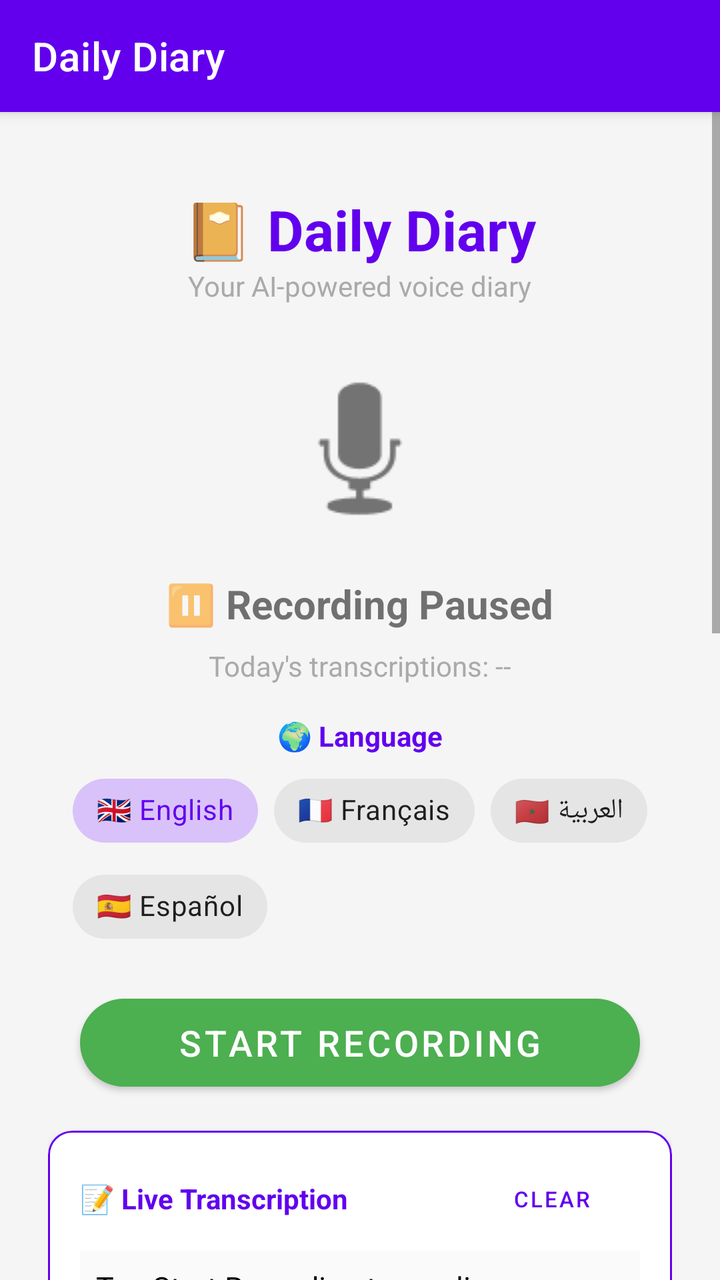
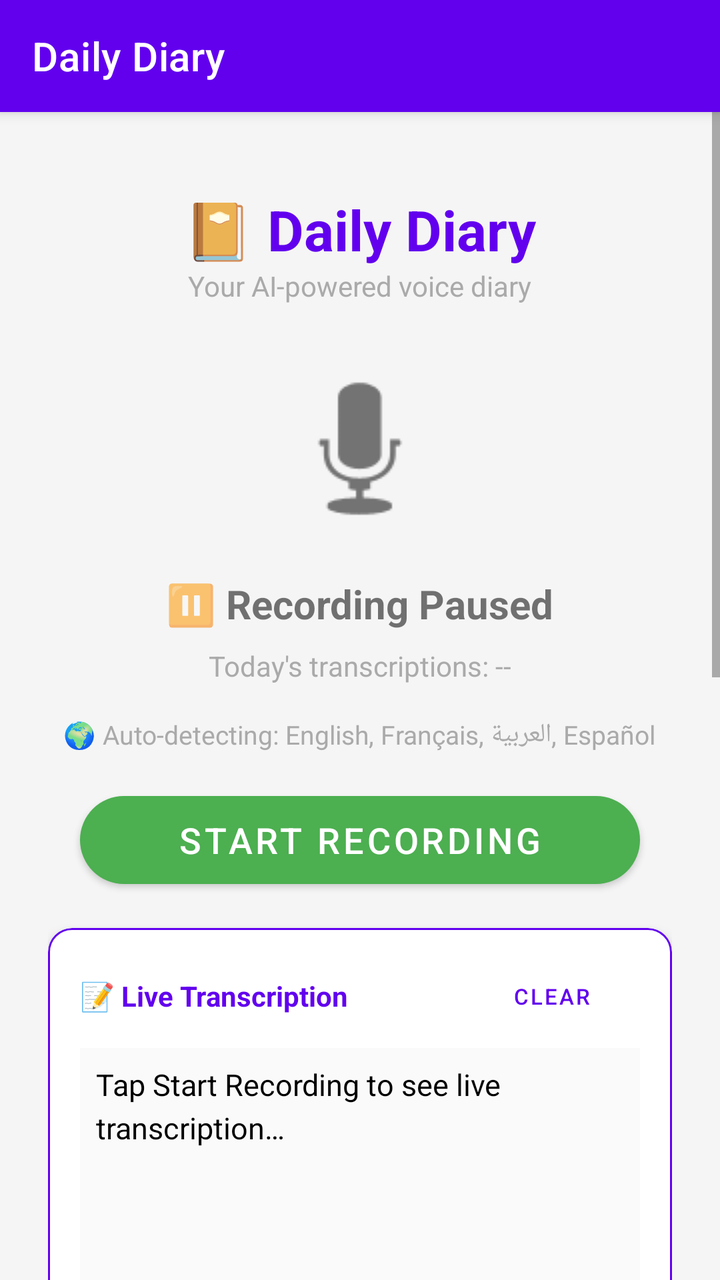

Compare the two renders of this Android layout. The source of the first and the diff that turns it into the second are given below.
<!-- AndroidManifest.xml: activity theme Theme.DailyDiary -->
<!-- res/layout/activity_main.xml -->
<?xml version="1.0" encoding="utf-8"?>
<androidx.coordinatorlayout.widget.CoordinatorLayout
    xmlns:android="http://schemas.android.com/apk/res/android"
    xmlns:app="http://schemas.android.com/apk/res-auto"
    android:layout_width="match_parent"
    android:layout_height="match_parent"
    android:background="@color/background">

    <com.google.android.material.appbar.AppBarLayout
        android:layout_width="match_parent"
        android:layout_height="wrap_content">

        <com.google.android.material.appbar.MaterialToolbar
            android:id="@+id/toolbar"
            android:layout_width="match_parent"
            android:layout_height="?attr/actionBarSize"
            android:background="@color/primary"
            app:title="Daily Diary"
            app:titleTextColor="@android:color/white" />

    </com.google.android.material.appbar.AppBarLayout>

    <ScrollView
        android:layout_width="match_parent"
        android:layout_height="match_parent"
        app:layout_behavior="@string/appbar_scrolling_view_behavior">

        <LinearLayout
            android:layout_width="match_parent"
            android:layout_height="wrap_content"
            android:orientation="vertical"
            android:padding="24dp"
            android:gravity="center_horizontal">

            
            <TextView
                android:layout_width="wrap_content"
                android:layout_height="wrap_content"
                android:text="📔 Daily Diary"
                android:textSize="28sp"
                android:textStyle="bold"
                android:textColor="@color/primary"
                android:layout_marginTop="16dp" />

            <TextView
                android:layout_width="wrap_content"
                android:layout_height="wrap_content"
                android:text="Your AI-powered voice diary"
                android:textSize="14sp"
                android:textColor="@android:color/darker_gray"
                android:layout_marginBottom="24dp" />

            
            <ImageView
                android:id="@+id/ivMicIcon"
                android:layout_width="96dp"
                android:layout_height="96dp"
                android:src="@android:drawable/ic_btn_speak_now"
                android:contentDescription="Microphone"
                android:layout_marginBottom="16dp" />

            
            <TextView
                android:id="@+id/tvStatus"
                android:layout_width="wrap_content"
                android:layout_height="wrap_content"
                android:text="⏸️ Recording Paused"
                android:textSize="20sp"
                android:textStyle="bold"
                android:layout_marginBottom="8dp" />

            
            <TextView
                android:id="@+id/tvTranscriptionCount"
                android:layout_width="wrap_content"
                android:layout_height="wrap_content"
                android:text="Today's transcriptions: --"
                android:textSize="14sp"
                android:textColor="@android:color/darker_gray"
                android:layout_marginBottom="16dp" />

            
            <TextView
                android:layout_width="wrap_content"
                android:layout_height="wrap_content"
                android:text="🌍 Language"
                android:textSize="14sp"
                android:textStyle="bold"
                android:textColor="@color/primary"
                android:layout_marginBottom="4dp" />

            <com.google.android.material.chip.ChipGroup
                android:id="@+id/chipGroupLanguage"
                android:layout_width="wrap_content"
                android:layout_height="wrap_content"
                app:singleSelection="true"
                app:selectionRequired="true"
                android:layout_marginBottom="16dp">

                <com.google.android.material.chip.Chip
                    android:id="@+id/chipEnglish"
                    android:layout_width="wrap_content"
                    android:layout_height="wrap_content"
                    android:text="🇬🇧 English"
                    style="@style/Widget.MaterialComponents.Chip.Choice"
                    android:checked="true" />

                <com.google.android.material.chip.Chip
                    android:id="@+id/chipFrench"
                    android:layout_width="wrap_content"
                    android:layout_height="wrap_content"
                    android:text="🇫🇷 Français"
                    style="@style/Widget.MaterialComponents.Chip.Choice" />

                <com.google.android.material.chip.Chip
                    android:id="@+id/chipMoroccan"
                    android:layout_width="wrap_content"
                    android:layout_height="wrap_content"
                    android:text="🇲🇦 العربية"
                    style="@style/Widget.MaterialComponents.Chip.Choice" />

                <com.google.android.material.chip.Chip
                    android:id="@+id/chipSpanish"
                    android:layout_width="wrap_content"
                    android:layout_height="wrap_content"
                    android:text="🇪🇸 Español"
                    style="@style/Widget.MaterialComponents.Chip.Choice" />

            </com.google.android.material.chip.ChipGroup>

            
            <com.google.android.material.button.MaterialButton
                android:id="@+id/btnToggleRecording"
                android:layout_width="280dp"
                android:layout_height="56dp"
                android:text="Start Recording"
                android:textSize="18sp"
                android:textColor="@android:color/white"
                app:cornerRadius="28dp"
                app:backgroundTint="@color/green"
                android:layout_marginBottom="16dp" />

            
            <com.google.android.material.card.MaterialCardView
                android:id="@+id/cardLiveTranscription"
                android:layout_width="match_parent"
                android:layout_height="wrap_content"
                app:cardCornerRadius="12dp"
                app:cardElevation="4dp"
                app:strokeColor="@color/primary"
                app:strokeWidth="1dp"
                android:layout_marginBottom="16dp">

                <LinearLayout
                    android:layout_width="match_parent"
                    android:layout_height="wrap_content"
                    android:orientation="vertical"
                    android:padding="16dp">

                    <LinearLayout
                        android:layout_width="match_parent"
                        android:layout_height="wrap_content"
                        android:orientation="horizontal"
                        android:gravity="center_vertical"
                        android:layout_marginBottom="8dp">

                        <TextView
                            android:id="@+id/tvLiveIndicator"
                            android:layout_width="0dp"
                            android:layout_height="wrap_content"
                            android:layout_weight="1"
                            android:text="📝 Live Transcription"
                            android:textSize="14sp"
                            android:textStyle="bold"
                            android:textColor="@color/primary" />

                        <com.google.android.material.button.MaterialButton
                            android:id="@+id/btnClearTranscription"
                            android:layout_width="wrap_content"
                            android:layout_height="36dp"
                            android:text="Clear"
                            android:textSize="11sp"
                            style="@style/Widget.MaterialComponents.Button.TextButton" />

                    </LinearLayout>

                    <ScrollView
                        android:id="@+id/scrollTranscription"
                        android:layout_width="match_parent"
                        android:layout_height="200dp"
                        android:background="#FFFAFAFA"
                        android:padding="8dp">

                        <TextView
                            android:id="@+id/tvLiveTranscription"
                            android:layout_width="match_parent"
                            android:layout_height="wrap_content"
                            android:text="Tap Start Recording to see live transcription…"
                            android:textSize="15sp"
                            android:lineSpacingExtra="4dp"
                            android:textColor="@android:color/black" />

                    </ScrollView>

                    <TextView
                        android:id="@+id/tvPartialResult"
                        android:layout_width="match_parent"
                        android:layout_height="wrap_content"
                        android:text=""
                        android:textSize="14sp"
                        android:textStyle="italic"
                        android:textColor="@android:color/darker_gray"
                        android:layout_marginTop="6dp" />

                </LinearLayout>

            </com.google.android.material.card.MaterialCardView>

            
            <com.google.android.material.button.MaterialButton
                android:id="@+id/btnTestSummary"
                android:layout_width="280dp"
                android:layout_height="48dp"
                android:text="Test Summary Now"
                android:textSize="14sp"
                style="@style/Widget.MaterialComponents.Button.OutlinedButton"
                app:strokeColor="@color/primary"
                app:cornerRadius="24dp"
                android:layout_marginBottom="8dp" />

            
            <com.google.android.material.button.MaterialButton
                android:id="@+id/btnSettings"
                android:layout_width="280dp"
                android:layout_height="48dp"
                android:text="⚙️ Settings"
                android:textSize="14sp"
                style="@style/Widget.MaterialComponents.Button.TextButton"
                android:layout_marginBottom="8dp" />

            
            <com.google.android.material.button.MaterialButton
                android:id="@+id/btnOptimizeBattery"
                android:layout_width="280dp"
                android:layout_height="48dp"
                android:text="🔋 Disable Battery Optimization"
                android:textSize="12sp"
                style="@style/Widget.MaterialComponents.Button.TextButton"
                android:layout_marginBottom="16dp" />

            
            <com.google.android.material.card.MaterialCardView
                android:layout_width="match_parent"
                android:layout_height="wrap_content"
                app:cardCornerRadius="12dp"
                app:cardElevation="2dp"
                android:layout_marginBottom="16dp">

                <LinearLayout
                    android:layout_width="match_parent"
                    android:layout_height="wrap_content"
                    android:orientation="vertical"
                    android:padding="16dp">

                    <TextView
                        android:layout_width="wrap_content"
                        android:layout_height="wrap_content"
                        android:text="Configuration Status"
                        android:textSize="14sp"
                        android:textStyle="bold"
                        android:layout_marginBottom="8dp" />

                    <TextView
                        android:id="@+id/tvConfigStatus"
                        android:layout_width="wrap_content"
                        android:layout_height="wrap_content"
                        android:text="⚠️ Please configure API key and email in Settings"
                        android:textSize="13sp" />

                </LinearLayout>

            </com.google.android.material.card.MaterialCardView>

            
            <com.google.android.material.card.MaterialCardView
                android:layout_width="match_parent"
                android:layout_height="wrap_content"
                app:cardCornerRadius="12dp"
                app:cardElevation="2dp">

                <LinearLayout
                    android:layout_width="match_parent"
                    android:layout_height="wrap_content"
                    android:orientation="vertical"
                    android:padding="16dp">

                    <TextView
                        android:layout_width="wrap_content"
                        android:layout_height="wrap_content"
                        android:text="How it works"
                        android:textSize="14sp"
                        android:textStyle="bold"
                        android:layout_marginBottom="8dp" />

                    <TextView
                        android:layout_width="wrap_content"
                        android:layout_height="wrap_content"
                        android:text="1. 🎙️ Transcribes speech in real time\n2. 🌍 Supports English, French, Moroccan &amp; Spanish\n3. 💾 Stores transcriptions locally\n4. 🤖 Generates diary summary with GPT\n5. 📧 Emails your daily diary every night"
                        android:textSize="13sp"
                        android:lineSpacingExtra="4dp" />

                </LinearLayout>

            </com.google.android.material.card.MaterialCardView>

        </LinearLayout>

    </ScrollView>

</androidx.coordinatorlayout.widget.CoordinatorLayout>
<!-- resources referenced by this layout -->
<resources>
  <color name="background">#FFF5F5F5</color>
  <color name="green">#FF4CAF50</color>
  <color name="primary">#FF6200EE</color>
  <style name="Theme.DailyDiary" parent="Theme.MaterialComponents.Light.NoActionBar">
          <item name="colorPrimary">@color/primary</item>
          <item name="colorPrimaryDark">@color/primary_dark</item>
          <item name="colorAccent">@color/accent</item>
          <item name="android:statusBarColor">@color/primary_dark</item>
      </style>
  <color name="primary_dark">#FF3700B3</color>
  <color name="accent">#FF03DAC5</color>
</resources>

<!-- the commit's change to res/layout/activity_main.xml (unified diff, before → after) -->
@@ -83,50 +83,10 @@
             <TextView
                 android:layout_width="wrap_content"
                 android:layout_height="wrap_content"
-                android:text="🌍 Language"
-                android:textSize="14sp"
-                android:textStyle="bold"
-                android:textColor="@color/primary"
-                android:layout_marginBottom="4dp" />
-
-            <com.google.android.material.chip.ChipGroup
-                android:id="@+id/chipGroupLanguage"
-                android:layout_width="wrap_content"
-                android:layout_height="wrap_content"
-                app:singleSelection="true"
-                app:selectionRequired="true"
-                android:layout_marginBottom="16dp">
-
-                <com.google.android.material.chip.Chip
-                    android:id="@+id/chipEnglish"
-                    android:layout_width="wrap_content"
-                    android:layout_height="wrap_content"
-                    android:text="🇬🇧 English"
-                    style="@style/Widget.MaterialComponents.Chip.Choice"
-                    android:checked="true" />
-
-                <com.google.android.material.chip.Chip
-                    android:id="@+id/chipFrench"
-                    android:layout_width="wrap_content"
-                    android:layout_height="wrap_content"
-                    android:text="🇫🇷 Français"
-                    style="@style/Widget.MaterialComponents.Chip.Choice" />
-
-                <com.google.android.material.chip.Chip
-                    android:id="@+id/chipMoroccan"
-                    android:layout_width="wrap_content"
-                    android:layout_height="wrap_content"
-                    android:text="🇲🇦 العربية"
-                    style="@style/Widget.MaterialComponents.Chip.Choice" />
-
-                <com.google.android.material.chip.Chip
-                    android:id="@+id/chipSpanish"
-                    android:layout_width="wrap_content"
-                    android:layout_height="wrap_content"
-                    android:text="🇪🇸 Español"
-                    style="@style/Widget.MaterialComponents.Chip.Choice" />
-
-            </com.google.android.material.chip.ChipGroup>
+                android:text="🌍 Auto-detecting: English, Français, العربية, Español"
+                android:textSize="13sp"
+                android:textColor="@android:color/darker_gray"
+                android:layout_marginBottom="16dp" />
 
             
             <com.google.android.material.button.MaterialButton
